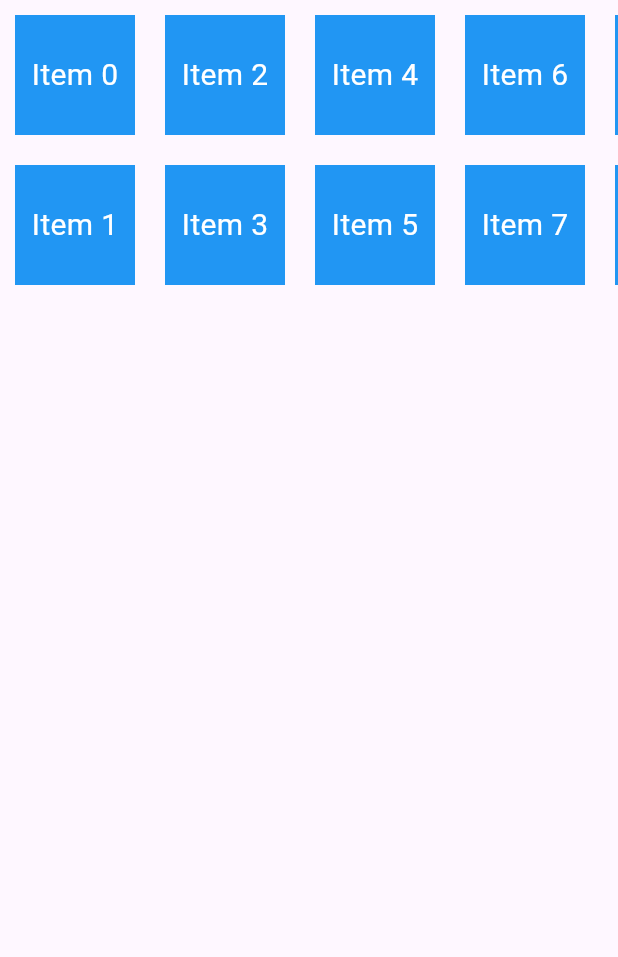
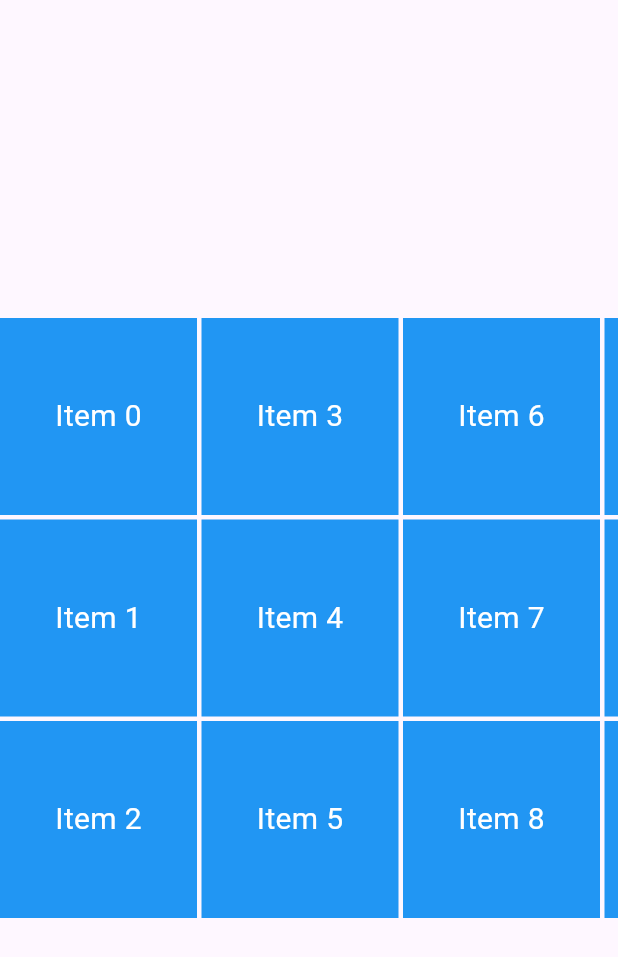
Before and after one commit to 1cornerstone/row_view, a Flutter app: the screen it shows after launch, on a phone screen of 412 x 824 dp. Shown: the top 957 px of the screen. Run offline on Flutter 3.47's test engine with Material 3 defaults, Android fonts, the phone set to English and light mode, and no system bars.

Commit message:
implement layout

```diff
--- a/example/lib/main.dart
+++ b/example/lib/main.dart
@@ -1,4 +1,5 @@
 import 'package:flutter/material.dart';
+import 'package:row_view/row_view.dart';
 
 void main() {
   runApp(const MyApp());
@@ -33,15 +34,20 @@ class MyApp extends StatelessWidget {
         useMaterial3: true,
       ),
       home: Scaffold(
-        body: SizedBox(
-          height: 200,
-          child: GridView.count(
-              scrollDirection: Axis.horizontal,
-              crossAxisCount: 2,
-              children: List.generate(30, (index) {
+        body:   Center(
+          child: SizedBox(
+            height: 400,
+            child: RowView(
+                itemCount: 30,
+                gridDelegate: RowViewSliverGridDelegateWithFixedMainAxisCount(
+                    mainAxisCount: 3, // number of items in each row
+                    mainAxisSpacing: 3.0, // spacing between rows
+                    crossAxisSpacing: 3.0, // spacing between columns
+                    mainAxisHeight: 400
+                ),
+                itemBuilder: (itemBuilder, index){
                   return Container(
                     color: Colors.blue,
-                  margin: const EdgeInsets.all(10),
                     child: Center(
                       child: Text(
                         'Item $index',
@@ -52,8 +58,7 @@ class MyApp extends StatelessWidget {
                       ),
                     ),
                   );
-              },
-              )
+                }),
           ),
         ),
       )
--- a/example/pubspec.yaml
+++ b/example/pubspec.yaml
@@ -30,7 +30,8 @@ environment:
 dependencies:
   flutter:
     sdk: flutter
-
+  row_view:
+    path: ../
 
   # The following adds the Cupertino Icons font to your application.
   # Use with the CupertinoIcons class for iOS style icons.
--- a/lib/row_view.dart
+++ b/lib/row_view.dart
@@ -1,3 +1,4 @@
 library row_view;
 
-export  'package:row_view/row_view.dart';
+export  'src/row_view.dart';
+export 'src/row_view_sliver_grid_tile_layout.dart';
--- a/lib/src/row_sliver_grid_tile_layout.dart
+++ /dev/null
@@ -1,33 +0,0 @@
-
-
-import 'package:flutter/rendering.dart';
-
- class RowSliverGridTileLayout extends SliverGridLayout {
-
-  @override
-  double computeMaxScrollOffset(int childCount) {
-    if(childCount <= 0){
-     return 0.0;
-    }
-    throw UnimplementedError();
-  }
-
-  @override
-  SliverGridGeometry getGeometryForChildIndex(int index) {
-    // TODO: implement getGeometryForChildIndex
-    throw UnimplementedError();
-  }
-
-  @override
-  int getMaxChildIndexForScrollOffset(double scrollOffset) {
-    // TODO: implement getMaxChildIndexForScrollOffset
-    throw UnimplementedError();
-  }
-
-  @override
-  int getMinChildIndexForScrollOffset(double scrollOffset) {
-    // TODO: implement getMinChildIndexForScrollOffset
-    throw UnimplementedError();
-  }
-
-}
--- a/lib/src/row_view.dart
+++ b/lib/src/row_view.dart
@@ -1,92 +1,18 @@
+import 'dart:math' as math;
+
 import 'package:flutter/cupertino.dart';
 import 'package:flutter/src/rendering/sliver.dart';
 import 'package:flutter/src/rendering/sliver_grid.dart';
-import 'package:row_view/src/row_sliver_grid_tile_layout.dart';
+import 'package:row_view/src/row_view_sliver_grid_tile_layout.dart';
 
-//
-// class RowView extends StatefulWidget {
-//
-//   final ScrollPhysics? physics;
-//   final ScrollController? controller;
-//   final double mainAxisSpacing;
-//   final double crossAxisSpacing;
-//   final String? restorationId;
-//   final ScrollController? scrollController;
-//   final List<Widget> children;
-//
-//   const RowView({
-//     this.controller,
-//     super.key, this.physics,
-//     this.children = const [],
-//     this.mainAxisSpacing = 0.0,
-//     this.crossAxisSpacing = 0.0,
-//     this.scrollController,
-//     this.restorationId,
-//   });
-//
-//   @override
-//   State<RowView> createState() => _RowViewState();
-// }
-//
-// class _RowViewState extends State<RowView> {
-//
-//
-//   @override
-//   Widget build(BuildContext context) {
-//
-//     return LayoutBuilder(
-//         builder: (builder, constraint){
-//           return CustomMultiChildLayout(
-//               delegate: RowViewMultiChildLayoutDelegate(
-//                 actualWidth: MediaQuery.sizeOf(context).width,
-//                 constraint: constraint
-//               ),
-//               children: widget.children.map((child) => LayoutId(
-//                   id: UniqueKey(),
-//                   child: child)).toList()
-//           );
-//         });
-//   }
-// }
-//
-//
-// // get remaining width value
-// // calculate width occupied by widget
-// // Calculate width to occupied by child using ((itemPerAxis specified || ) * (get padding left + child width))
-// // render
-//
-// class RowViewMultiChildLayoutDelegate extends MultiChildLayoutDelegate {
-//   // constraint for child to occupied,
-//   final BoxConstraints constraint;
-//   final double actualWidth;
-//   RowViewMultiChildLayoutDelegate({ required this.actualWidth, required this.constraint});
-//
-//   // @override
-//   // Size getSize(BoxConstraints constraints) {
-//   //   // TODO: implement getSize
-//   //   return super.getSize(constraints);
-//   // }
-//
-//   @override
-//   void performLayout(Size size) {
-//     /// This [size] gives me the detail of box constraint i am to work with.
-//   }
-//
-//   @override
-//   bool shouldRelayout(covariant MultiChildLayoutDelegate oldDelegate) {
-//     // TODO: implement shouldRelayout
-//     throw UnimplementedError();
-//   }
-// }
-//
-//
-//
+
+
+
 
 class RowView extends BoxScrollView {
 
-  final SliverGridDelegate gridDelegate;
+  final RowViewSliverGridDelegateWithFixedMainAxisCount gridDelegate;
   final SliverChildDelegate childrenDelegate;
-  final int mainAxisCount;
 
   RowView({
     super.key,
@@ -95,11 +21,10 @@ class RowView extends BoxScrollView {
     super.physics,
     super.padding,
     super.scrollDirection = Axis.horizontal,
-    required this.mainAxisCount,
     required this.gridDelegate,
     required NullableIndexedWidgetBuilder itemBuilder,
     int? itemCount,
-  }) : childrenDelegate = RowSliverChildBuilderDelegate(
+  }) : childrenDelegate = RowViewSliverChildBuilderDelegate(
       itemBuilder,
     childCount: itemCount
   );
@@ -113,11 +38,10 @@ class RowView extends BoxScrollView {
 }
 
 
-
-class RowSliverChildBuilderDelegate extends SliverChildDelegate{
+class RowViewSliverChildBuilderDelegate extends SliverChildDelegate{
   final int? childCount;
   final NullableIndexedWidgetBuilder builder;
-  RowSliverChildBuilderDelegate(this.builder, {this.childCount});
+  RowViewSliverChildBuilderDelegate(this.builder, {this.childCount});
 
   @override
   int? get estimatedChildCount => childCount;
@@ -150,32 +74,59 @@ class RowSliverChildBuilderDelegate extends SliverChildDelegate{
 
 }
 
+class RowViewSliverGridDelegateWithFixedMainAxisCount extends SliverGridDelegate{
 
-class RowSliverGridDelegateWithFixedMainAxisCount extends SliverGridDelegate{
+  RowViewSliverGridDelegateWithFixedMainAxisCount({
+    this.crossAxisExtent,
+    this.crossAxisSpacing = 0.0,
+    this.mainAxisSpacing =0.0,
+    required this.mainAxisCount,
+    required this.mainAxisHeight,
+  });
+
+  /// The number of tiles in main axis
   final int mainAxisCount;
-  final double aspectRatio;
+  /// The number of logical pixel between each child along cross axis
   final double crossAxisSpacing;
+  /// The number of logical pixel between each child along main axis
   final double mainAxisSpacing;
-  RowSliverGridDelegateWithFixedMainAxisCount({
-    this.aspectRatio =1 , this.crossAxisSpacing = 0, this.mainAxisSpacing =0,
-    required this.mainAxisCount});
+
+  final double? crossAxisExtent;
+
+  /// main axis height
+  final double mainAxisHeight;
 
   @override
   SliverGridLayout getLayout(SliverConstraints constraints) {
-    //
-    return RowSliverGridTileLayout();
+    /// Validate if main axis height is set
+    assert(mainAxisHeight > 0, 'main axis height error');
+    /// Calculate the actual usable space on main axis(y-axis)
+    final double usableMainAxisExtent = math.max(
+      0.0,
+      mainAxisHeight - mainAxisSpacing * (mainAxisCount - 1),
+    );
+    /// Divide the usableMainAxisExtent by number of tiles on main axis
+    final double childMainAxisExtent = usableMainAxisExtent / mainAxisCount;
+    /// use the passed crossAxisExtent value or main axis value
+    final double childCrossAxisExtent = crossAxisExtent ?? childMainAxisExtent;
+    return RowSliverGridTileLayout(
+      mainAxisCount: mainAxisCount,
+      crossAxisStride: childCrossAxisExtent + crossAxisSpacing, ///
+      mainAxisStride: childMainAxisExtent + mainAxisSpacing,
+      childCrossAxisExtent: childCrossAxisExtent,
+      childMainAxisExtent: childMainAxisExtent,
+    );
   }
 
   /// subject to change only if any data change
   @override
-  bool shouldRelayout(RowSliverGridDelegateWithFixedMainAxisCount oldDelegate) {
+  bool shouldRelayout(RowViewSliverGridDelegateWithFixedMainAxisCount oldDelegate) {
     return oldDelegate.crossAxisSpacing != crossAxisSpacing
           || oldDelegate.mainAxisSpacing != mainAxisSpacing
-          || oldDelegate.aspectRatio != crossAxisSpacing
+          // || oldDelegate.aspectRatio != crossAxisSpacing
           || oldDelegate.mainAxisCount != mainAxisCount;
   }
 }
-
 
 
 Widget _createErrorWidget(Object exception, StackTrace stackTrace) {
--- /dev/null
+++ b/lib/src/row_view_sliver_grid.dart
@@ -0,0 +1,17 @@
+
+
+import 'package:flutter/cupertino.dart';
+import 'package:flutter/src/rendering/sliver_multi_box_adaptor.dart';
+
+class RowViewSliverGrid extends SliverMultiBoxAdaptorWidget{
+
+  const RowViewSliverGrid({super.key, required super.delegate});
+
+
+  @override
+  RenderSliverMultiBoxAdaptor createRenderObject(BuildContext context) {
+    // TODO: implement createRenderObject
+    throw UnimplementedError();
+  }
+
+}
--- /dev/null
+++ b/lib/src/row_view_sliver_grid_tile_layout.dart
@@ -0,0 +1,77 @@
+
+import 'dart:math' as math;
+
+import 'package:flutter/foundation.dart';
+import 'package:flutter/rendering.dart';
+
+ class RowSliverGridTileLayout extends SliverGridLayout {
+
+   const RowSliverGridTileLayout({
+     required this.mainAxisCount,
+     required this.crossAxisStride,
+     required this.mainAxisStride,
+     required this.childCrossAxisExtent,
+     required this.childMainAxisExtent,
+   });
+
+   /// The number of children in the main axis
+   final int mainAxisCount;
+   /// The number of pixels from the leading edge of one tile to the leading edge of the next tile in the cross axis.
+   /// This is just tile size + spacing specified
+   final double mainAxisStride;
+   /// The number of pixels from the leading edge of one tile to the leading edge of the next tile in the cross axis.
+   /// This is just tile size + spacing specified
+   final double crossAxisStride;
+
+   final double childCrossAxisExtent;
+   final double childMainAxisExtent;
+
+  @override
+  double computeMaxScrollOffset(int childCount) {
+
+    if(childCount <= 0){
+     return 0.0;
+    }
+
+    /// Calculate number the column for the grid
+    /// assume childCount is 30 and number of item per column is row 3,
+    /// ((30 -1 ) ~/ 3) +1
+    /// (29 ~/ 3)
+    /// 9 +1 = 10
+    final int crossAxisCount = (( childCount -1) ~/ mainAxisCount) + 1;
+
+    /// Assume height of each widget is 200 and cross spacing to be 10
+    /// CrossAxisStride is (height + crossSpacing)
+    /// This is like calculating actual size - absolute size
+    final double crossAxisSpacing = crossAxisStride -  childCrossAxisExtent;
+
+    /// return 210 * 3 - 10
+    return crossAxisStride * crossAxisCount - crossAxisSpacing;
+  }
+
+
+  @override
+  SliverGridGeometry getGeometryForChildIndex(int index) {
+    final double crossAxisStart = (index % mainAxisCount) * mainAxisStride;
+    return SliverGridGeometry(
+        scrollOffset: (index ~/ mainAxisCount) * mainAxisStride,
+        crossAxisOffset: crossAxisStart,
+        mainAxisExtent: childMainAxisExtent,
+        crossAxisExtent: childCrossAxisExtent);
+  }
+
+  @override
+  int getMaxChildIndexForScrollOffset(double scrollOffset) {
+   if(crossAxisStride > 0.0) {
+     final int crossAxisCount = (scrollOffset / crossAxisStride).ceil();
+     return math.max(0, mainAxisCount * crossAxisCount - 1);
+   }
+   return 0;
+  }
+
+  @override
+  int getMinChildIndexForScrollOffset(double scrollOffset) {
+    return crossAxisStride > precisionErrorTolerance ? mainAxisCount * ( scrollOffset ~/ crossAxisStride)  : 0;
+  }
+
+}
--- a/pubspec.yaml
+++ b/pubspec.yaml
@@ -51,4 +51,4 @@ flutter:
   #         weight: 700
   #
   # For details regarding fonts in packages, see
-  # https://flutter.dev/custom-fonts/#from-packages
+# https://flutter.dev/custom-fonts/#from-packages
```
Also changed, not shown: example/pubspec.lock. Lines whose indentation alone changed are shown as unchanged.
